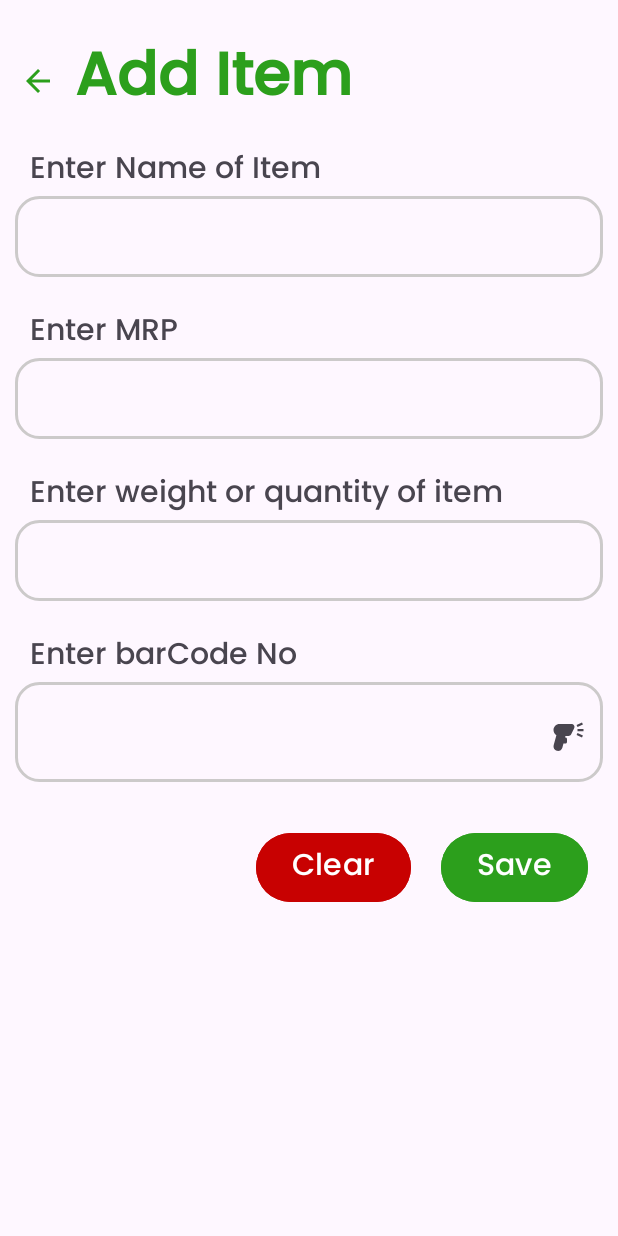
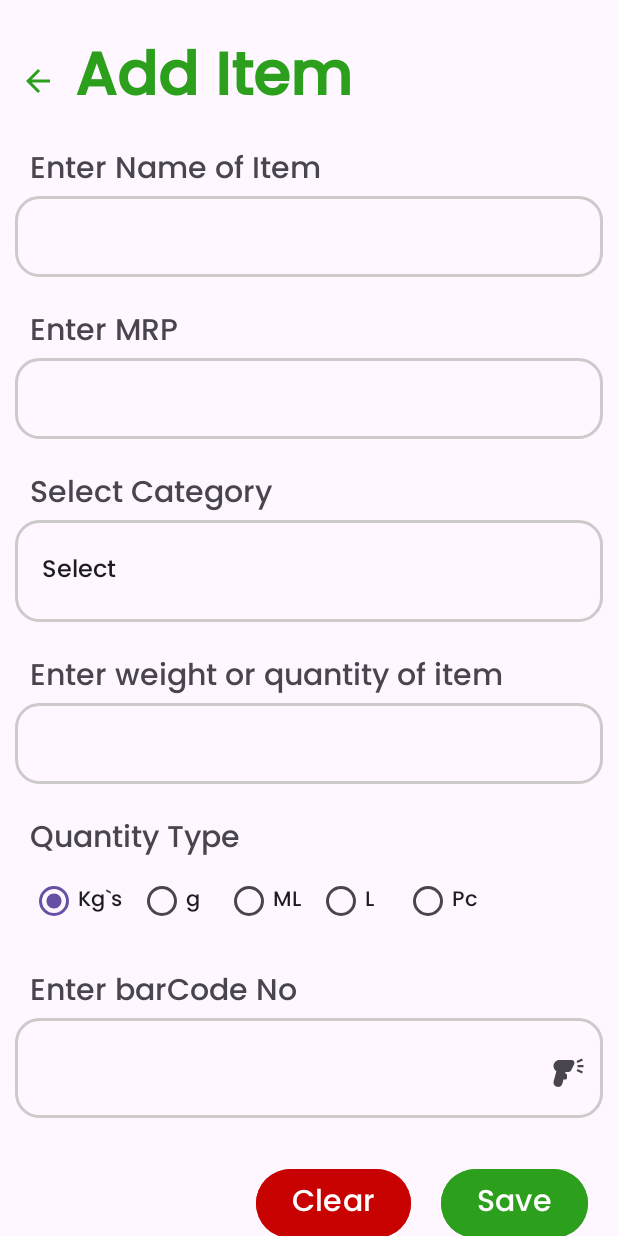
Before and after one commit to susheel-ui/Bill_Gernator, an Android app: the AddItem screen opened directly, with no data from a screen before it, on a phone screen of 412 x 824 dp. Run offline under Robolectric (Android 15) with nearby library versions, the phone set to English and light mode, and no system bars; our stand-ins replace Room's generated code; libraries missing offline, so code that uses them is left out: com.journeyapps.barcodescanner.

Commit message:
chages in add item ui for radio btn and catogory

```diff
--- a/app/src/main/java/com/example/bill_genrating_app/AddItem.kt
+++ b/app/src/main/java/com/example/bill_genrating_app/AddItem.kt
@@ -6,6 +6,9 @@ import android.content.pm.PackageManager
 import android.nfc.Tag
 import android.os.Bundle
 import android.util.Log
+import android.widget.ArrayAdapter
+import android.widget.RadioButton
+import android.widget.RadioGroup
 import android.widget.Toast
 import androidx.activity.enableEdgeToEdge
 import androidx.activity.result.contract.ActivityResultContracts
@@ -14,6 +17,7 @@ import androidx.core.content.ContextCompat
 import androidx.core.view.ViewCompat
 import androidx.core.view.WindowInsetsCompat
 import androidx.core.view.isEmpty
+import androidx.core.view.isNotEmpty
 import androidx.room.Room
 import com.example.bill_genrating_app.Roomdb.DBHelper
 import com.example.bill_genrating_app.Roomdb.entities.items
@@ -25,6 +29,8 @@ import java.util.Scanner
 
 class AddItem : AppCompatActivity() {
     lateinit var thisActivityBinding:ActivityAddItemBinding
+
+
     private val requestPermissionLauncher = registerForActivityResult(ActivityResultContracts.RequestPermission()){
             isGranted :Boolean->
         if(isGranted){
@@ -34,6 +40,7 @@ class AddItem : AppCompatActivity() {
             Toast.makeText(this, "you need to give permission to access Camera", Toast.LENGTH_SHORT).show()
         }
     }
+
 
 
     val barcodeLauncher = registerForActivityResult(ScanContract()){
@@ -56,6 +63,7 @@ class AddItem : AppCompatActivity() {
         thisActivityBinding = ActivityAddItemBinding.inflate(layoutInflater)
         setContentView(thisActivityBinding.root)
         checkPermissionCamera(this)
+        setCategory()
         thisActivityBinding.btnback.setOnClickListener {
             finish()
         }
@@ -92,11 +100,17 @@ class AddItem : AppCompatActivity() {
                     ).fallbackToDestructiveMigration().allowMainThreadQueries().build()
                     val itemDao = db.itemDao()
 //                    itemDao.SaveNewItem(items(876543234567,"shampoo","250","Ml","Hair",150.00))
-                    if(thisActivityBinding.barcodeFieldtext.text.toString().isNotEmpty() && thisActivityBinding.itmeName.text.isNotEmpty() && thisActivityBinding.itemMRP.text.isNotEmpty() && thisActivityBinding.itemweight.text.isNotEmpty()){
+                    if(thisActivityBinding.barcodeFieldtext.text.toString().isNotEmpty() &&
+                        thisActivityBinding.itmeName.text.isNotEmpty() &&
+                        thisActivityBinding.itemMRP.text.isNotEmpty() &&
+                        thisActivityBinding.itemweight.text.isNotEmpty()
+                        ){
                         var barCode = thisActivityBinding.barcodeFieldtext.text.toString().toLong()
                         var name = thisActivityBinding.itmeName.text
                         var MRP = thisActivityBinding.itemMRP.text.toString().toDouble()
                         var quantity = thisActivityBinding.itemweight.text.toString()
+                        var type = null
+
 
                         Log.d(TAG, "onCreate: bar code :- $barCode  Name :- $name MRP :- $MRP quantity :- $quantity")
 
@@ -115,6 +129,13 @@ class AddItem : AppCompatActivity() {
                 }
 
             }
+        thisActivityBinding.QuantityType.setOnCheckedChangeListener(RadioGroup.OnCheckedChangeListener{
+                group,checkedId ->
+            run {
+                val radio: RadioButton = findViewById(checkedId)
+                Toast.makeText(this, "${radio.text}", Toast.LENGTH_SHORT).show()
+            }
+        })
 
     }
     private fun clearFields(){
@@ -136,4 +157,11 @@ class AddItem : AppCompatActivity() {
     }
 
 
+    private fun setCategory(){
+        val listCatagory = resources.getStringArray(R.array.Catogory)
+        val adpter = ArrayAdapter(this, androidx.appcompat.R.layout.support_simple_spinner_dropdown_item,listCatagory)
+        thisActivityBinding.categoryField.setAdapter(adpter)
+    }
+
+
 }
--- a/app/src/main/res/layout/activity_add_item.xml
+++ b/app/src/main/res/layout/activity_add_item.xml
@@ -30,13 +30,23 @@
 
         >
     </TextView>
-
-
+<ScrollView
+    android:layout_width="match_parent"
+    android:layout_height="wrap_content"
+    app:layout_constraintStart_toStartOf="parent"
+    app:layout_constraintEnd_toEndOf="parent"
+    app:layout_constraintTop_toBottomOf="@id/pageTag"
+    >
+<androidx.constraintlayout.widget.ConstraintLayout
+    android:layout_width="match_parent"
+    android:layout_height="wrap_content"
+    android:orientation="vertical"
+    >
     <LinearLayout
         android:id="@+id/form_item"
         android:layout_width="match_parent"
         android:layout_height="wrap_content"
-        app:layout_constraintTop_toBottomOf="@id/pageTag"
+        app:layout_constraintTop_toTopOf="parent"
         app:layout_constraintStart_toStartOf="parent"
         app:layout_constraintEnd_toEndOf="parent"
         android:orientation="vertical"
@@ -88,7 +98,32 @@
                 android:background="@drawable/bg_fororderlists"
                 />
         </LinearLayout>
+        <LinearLayout
+            android:layout_width="match_parent"
+            android:layout_height="match_parent"
+            android:orientation="vertical"
+            android:padding="10dp"
+            >
 
+            <TextView
+                android:layout_width="wrap_content"
+                android:layout_height="wrap_content"
+                android:text="Select Category"
+                android:textSize="20dp"
+                android:layout_marginLeft="10dp"
+                />
+                <Spinner
+                    android:id="@+id/categoryField"
+                    android:layout_width="match_parent"
+                    android:layout_height="0dp"
+                    android:padding="10dp"
+                    android:layout_weight="1"
+                    android:inputType="none"
+                    android:text="Select Catagory"
+                    android:background="@drawable/bg_fororderlists"
+                    />
+
+        </LinearLayout>
         <LinearLayout
             android:layout_width="match_parent"
             android:layout_height="match_parent"
@@ -113,7 +148,65 @@
                 android:padding="10dp"
                 />
         </LinearLayout>
+        <LinearLayout
+            android:layout_width="match_parent"
+            android:layout_height="match_parent"
+            android:orientation="vertical"
+            android:padding="10dp"
+            >
+            <TextView
+                android:layout_width="wrap_content"
+                android:layout_height="wrap_content"
+                android:text="Quantity Type"
+                android:textSize="20dp"
+                android:layout_marginLeft="10dp"
+                />
+            <RadioGroup
+                android:id="@+id/QuantityType"
+                android:layout_width="match_parent"
+                android:layout_height="wrap_content"
+                android:orientation="horizontal"
+                >
 
+                <RadioButton
+                    android:id="@+id/Kg"
+                    android:layout_width="wrap_content"
+                    android:layout_height="wrap_content"
+                    android:text="Kg`s"
+                    android:checked="true"
+                    style="@style/radioBtn"
+                    />
+                <RadioButton
+                    android:id="@+id/gram"
+                    android:layout_width="wrap_content"
+                    android:layout_height="wrap_content"
+                    android:text="g"
+                    style="@style/radioBtn"
+                    />
+                <RadioButton
+                    android:id="@+id/ml"
+                    android:layout_width="wrap_content"
+                    android:layout_height="wrap_content"
+                    android:text="ML"
+                    style="@style/radioBtn"
+                    />
+                <RadioButton
+                    android:id="@+id/Litre"
+                    android:layout_width="wrap_content"
+                    android:layout_height="wrap_content"
+                    android:text="L"
+                    style="@style/radioBtn"
+                    />
+                <RadioButton
+                    android:id="@+id/Piece"
+                    android:layout_width="wrap_content"
+                    android:layout_height="wrap_content"
+                    android:text="Pc"
+                    style="@style/radioBtn"
+                    />
+            </RadioGroup>
+
+        </LinearLayout>
 
         <LinearLayout
             android:layout_width="match_parent"
@@ -178,8 +271,8 @@
         app:layout_constraintTop_toBottomOf="@id/form_item"
         app:layout_constraintEnd_toEndOf="parent"
         />
-
-
+</androidx.constraintlayout.widget.ConstraintLayout>
+</ScrollView>
 
 
 </androidx.constraintlayout.widget.ConstraintLayout>
--- a/app/src/main/res/values/strings.xml
+++ b/app/src/main/res/values/strings.xml
@@ -2,4 +2,11 @@
     <string name="app_name">Bill_Genrating_App</string>
     <string name="invoices">Invoices</string>
     <!-- TODO: Remove or change this placeholder text -->
+
+    <string-array name="Catogory">
+        <item>Select</item>
+        <item>Food</item>
+        <item>Stationary</item>
+        <item>Others</item>
+    </string-array>
 </resources>
--- a/app/src/main/res/values/themes.xml
+++ b/app/src/main/res/values/themes.xml
@@ -14,4 +14,8 @@
         <item name="android:textColor">@color/white</item>
         <item name="android:padding">10dp</item>
     </style>
+<!--    radio Button style-->
+    <style name="radioBtn">
+        <item name="android:layout_marginLeft">10dp</item>
+    </style>
 </resources>
```
